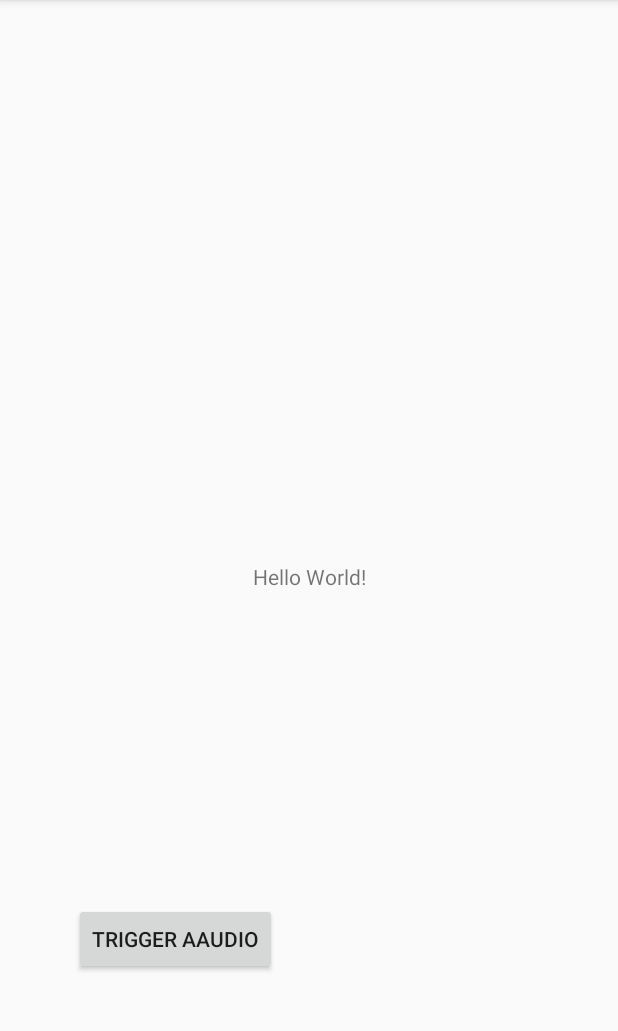
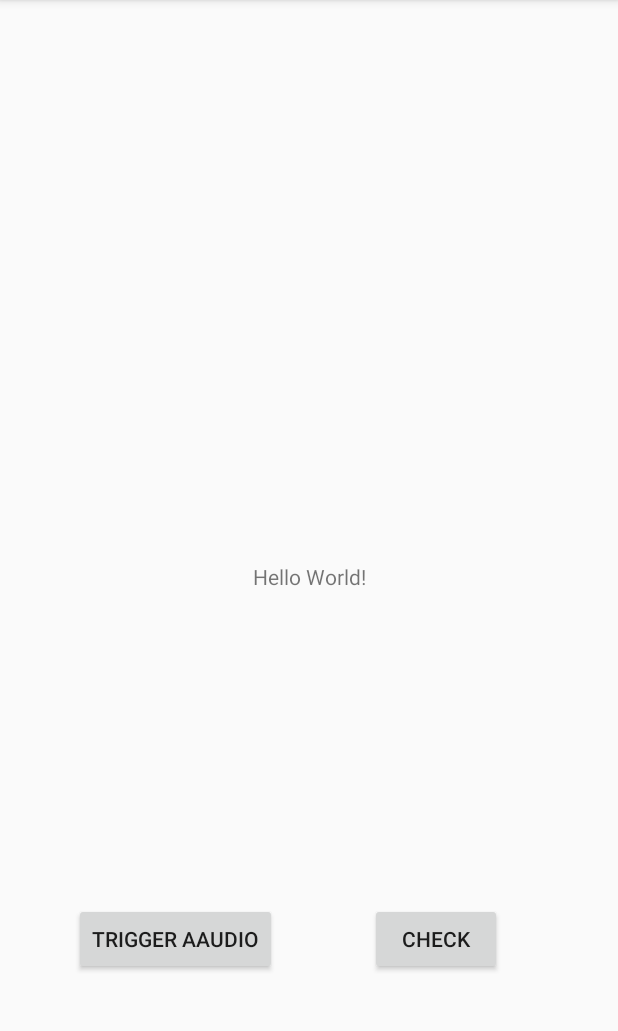
Before and after one commit to senputra/VoiceClicker, an Android app: the screen it shows after launch (MainActivity), on a phone screen of 412 x 824 dp, the part 84-1115 px from its top. Run offline under Robolectric (Android 15) with nearby library versions, the phone set to English and light mode, and no system bars; 2 statements that could not run were skipped.

Commit message:
Created a button to check the condition of the stream and optimize stream parameters

```diff
--- a/app/src/main/java/com/doodee/voiceclicker/AudioEngine.java
+++ b/app/src/main/java/com/doodee/voiceclicker/AudioEngine.java
@@ -12,4 +12,7 @@ public enum AudioEngine {
     public static native String stringFromJNI();
 
     public static native void startEngine();
+
+    public static native void checkStat();
+
 }
--- a/app/src/main/res/layout/activity_main.xml
+++ b/app/src/main/res/layout/activity_main.xml
@@ -26,4 +26,16 @@
         app:layout_constraintBottom_toBottomOf="parent"
         app:layout_constraintStart_toStartOf="parent" />
 
+    <Button
+        android:id="@+id/btnCheckStat"
+        android:layout_width="wrap_content"
+        android:layout_height="wrap_content"
+        android:layout_marginStart="8dp"
+        android:layout_marginEnd="8dp"
+        android:text="Check"
+        app:layout_constraintBaseline_toBaselineOf="@+id/btnAAudio"
+        app:layout_constraintEnd_toEndOf="parent"
+        app:layout_constraintHorizontal_bias="0.44"
+        app:layout_constraintStart_toEndOf="@+id/btnAAudio" />
+
 </android.support.constraint.ConstraintLayout>
```
Also changed, not shown: app/src/main/java/com/doodee/voiceclicker/MainActivity.java (+8 -55 lines), 6 other files.
